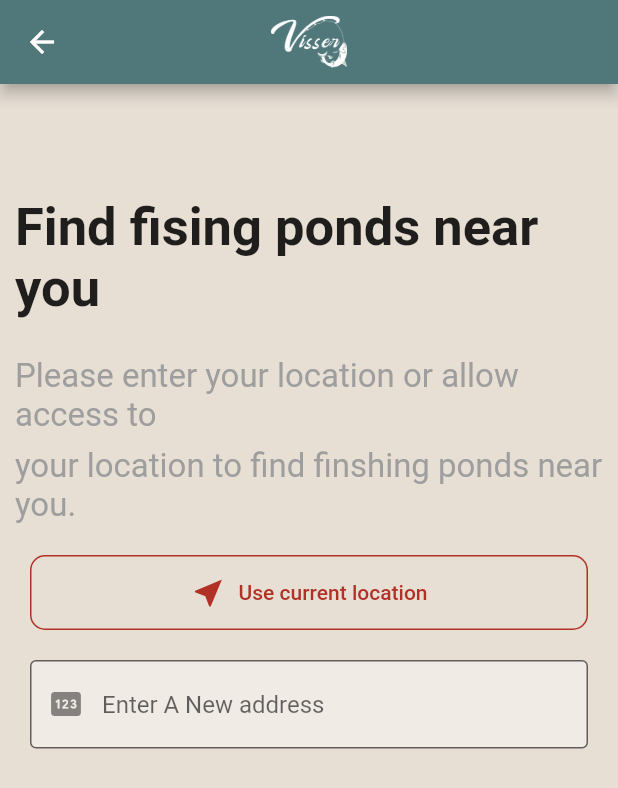
After one commit to AnandaTp21/A-La-Carte_Visser-App-Flutter, a Flutter app: the NearYou screen opened directly, on a phone screen of 412 x 824 dp. The commit adds this screen. Shown: the top 788 px of the screen. Run offline on Flutter 3.47's test engine with Material 2 defaults, Android fonts, the phone set to English and light mode, and no system bars; our stand-ins replace carousel_slider, google_fonts.

Commit message:
Resolve Conflict

```diff
--- a/flutter_application_1/lib/main.dart
+++ b/flutter_application_1/lib/main.dart
@@ -10,8 +10,10 @@ import 'package:flutter_application_1/pages/Home/WeightPage.dart';
 import 'package:flutter_application_1/pages/Home/utamapage.dart';
 import 'package:flutter_application_1/pages/Payment%20Pages/OrderSuccess.dart';
 import 'package:flutter_application_1/pages/Store%20pages/storepage.dart';
+import 'package:flutter_application_1/pages/NearYou.dart';
 import 'package:flutter_application_1/pages/register.dart';
 import 'package:flutter_application_1/pages/utama.dart';
+import 'package:flutter_application_1/pages/verification.dart';
 import 'package:provider/provider.dart';
 import 'Provider/Store_Provider.dart';
 import 'package:flutter_application_1/pages/login.dart';
--- /dev/null
+++ b/flutter_application_1/lib/pages/NearYou.dart
@@ -0,0 +1,108 @@
+import 'package:flutter/material.dart';
+class NearYou extends StatefulWidget {
+  const NearYou({ Key? key }) : super(key: key);
+
+  @override
+  State<NearYou> createState() => _NearYouState();
+}
+
+class _NearYouState extends State<NearYou> {
+  bool tampilan = false;
+  TextEditingController alamat =TextEditingController();
+  List allalamat = [
+    {"Lokasi" : "Bahari,Medan","provinsi" : "Sumatera Utara"},
+    {"Lokasi" : "Bahari,Medan","provinsi" : "Sumatera Utara"},
+    {"Lokasi" : "Bahari,Medan","provinsi" : "Sumatera Utara"},
+  ];
+  bool choicelist = false;
+  @override
+  Widget build(BuildContext context) {
+    return Scaffold(
+      backgroundColor: Color(0xffE7DFD4),
+      appBar: AppBar(
+        backgroundColor: Color.fromRGBO(80, 119, 122, 1),
+        title: Image.asset(
+          'assets/logowhite.png',
+          width: 51,
+          height: 35,
+        ),
+        centerTitle: true,
+      ),
+      body: Container(
+        width: MediaQuery.of(context).size.width,
+        margin: EdgeInsets.only(top: 50,left: 10,right: 10),
+        child: Column(
+          children: [
+            Container(
+              margin: EdgeInsets.symmetric(vertical: 25),
+              child: Text("Find fising ponds near you",
+              style: TextStyle(fontWeight: FontWeight.bold,fontSize: 35)),),
+            Container(
+              margin: EdgeInsets.only(bottom: 8),
+              child: Text("Please enter your location or allow access to",style: TextStyle(color: Colors.grey,fontSize: 22),),
+            ),
+            Text("your location to find finshing ponds near you.",style: TextStyle(color: Colors.grey,fontSize: 22),),
+            Container(
+              height: 50,
+              width: MediaQuery.of(context).size.width,
+              margin: EdgeInsets.symmetric(vertical: 20,horizontal: 10),
+              child : OutlinedButton.icon(onPressed: (){},style: OutlinedButton.styleFrom(
+                primary: Color(0xffB13126),
+                shape: RoundedRectangleBorder(
+                  borderRadius: BorderRadius.all(Radius.circular(10))
+                ),
+                side: BorderSide(color: Color(0xffB13126),)
+              ),icon: Icon(Icons.near_me),label: Text("Use current location"),)
+            ),
+            Container(
+              margin: EdgeInsets.symmetric(horizontal: 10),
+              child: TextField(
+                onChanged: (val){
+                  setState(() {
+                    if(val.isNotEmpty){
+                      tampilan = true;
+                    }
+                    else{
+                      tampilan = false;
+                    }
+                  });
+                },
+                controller: alamat,
+                decoration: InputDecoration(
+                  filled: true,
+                  fillColor: Color(0xffF0EBE5),
+                  hintText: "Enter A New address",
+                  prefixIcon: Icon(Icons.pin),
+                  border: OutlineInputBorder(),
+                  suffixIcon: Visibility(visible: choicelist,child: Icon(Icons.dangerous),)
+                ),
+              ),
+            ),
+            tampilan?Container(
+              color: Color(0xffF0EBE5).withOpacity(0.3),
+              margin: EdgeInsets.symmetric(horizontal: 10),
+              child: Expanded(
+                child: Column(
+                  children: allalamat.map((e){
+                    return ListTile(
+                      onTap: (){
+                        setState(() {
+                          alamat = TextEditingController(text: e['Lokasi']);
+                          tampilan = false;
+                          choicelist = true;
+                        });
+                      },
+                      title: Text(e['Lokasi']),
+                      subtitle: Text(e['provinsi']),
+                      leading: Icon(Icons.near_me),
+                    );
+                  }).toList(),
+                ),
+              ),
+            ):Container()
+          ],
+        ),
+      ),
+    );
+  }
+}
--- a/flutter_application_1/lib/pages/Payment Pages/OrderSuccess.dart
+++ b/flutter_application_1/lib/pages/Payment Pages/OrderSuccess.dart
@@ -22,7 +22,7 @@ class OrderSuccess extends StatelessWidget {
           backgroundColor: const Color.fromRGBO(80, 119, 122, 1),
         ),
         body: Container(
-          padding: const EdgeInsets.only(top: 20),
+          padding: const EdgeInsets.only(top: 20, left: 10, right: 10),
           decoration: const BoxDecoration(
               color: Color.fromARGB(0xFF, 0xE7, 0xDF, 0xD4)),
           child: Center(
@@ -51,7 +51,8 @@ class OrderSuccess extends StatelessWidget {
                     height: 20,
                   ),
                   Text(
-                    '${accountProvider.active['Username']}, your order has been succesfully placed',
+                    '${accountProvider.active['Username']}, your order has been succesfully placed.',
+                    textAlign: TextAlign.center,
                     style: const TextStyle(
                         fontSize: 18, color: Color.fromARGB(90, 0, 0, 0)),
                   ),
--- a/flutter_application_1/lib/pages/Payment Pages/PaymentMethod.dart
+++ b/flutter_application_1/lib/pages/Payment Pages/PaymentMethod.dart
@@ -186,6 +186,7 @@ class PaymentMethod extends StatelessWidget {
                               if (myProv.getOrderPaymentGroup != 0) {
                                 myProv.setListKeterangan(shipping);
                                 storeProvider.OrderComplete();
+
                                 Route route = MaterialPageRoute(
                                     builder: (context) => const OrderSuccess());
                                 Navigator.push(context, route);
```
Also changed, not shown: flutter_application_1/lib/pages/Home/utamapage.dart (+7 -1 lines), flutter_application_1/lib/pages/Store pages/StoreCategoryDetail.dart (+9 -1 lines), flutter_application_1/lib/pages/Store pages/StoreDetail.dart (+7 -1 lines), flutter_application_1/lib/pages/Store pages/storepage.dart (+8 -2 lines), flutter_application_1/lib/pages/register.dart (+12 -5 lines), flutter_application_1/lib/pages/search.dart (added, +57 -0 lines), flutter_application_1/lib/pages/verification.dart (added, +162 -0 lines), 1 other file.
